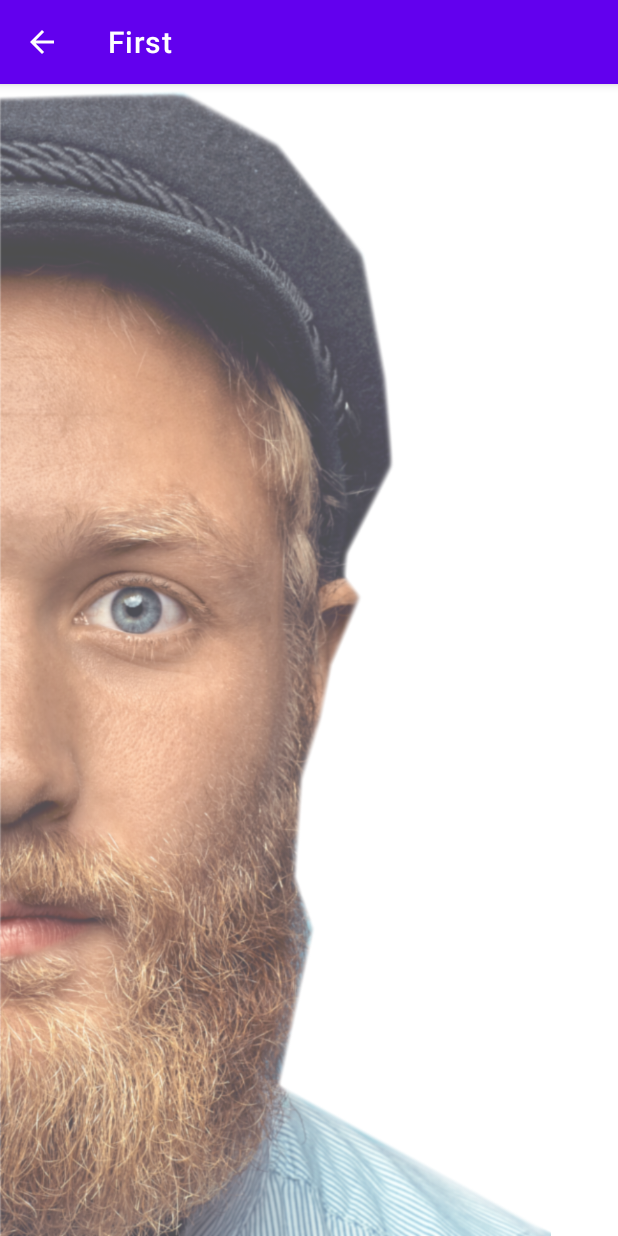
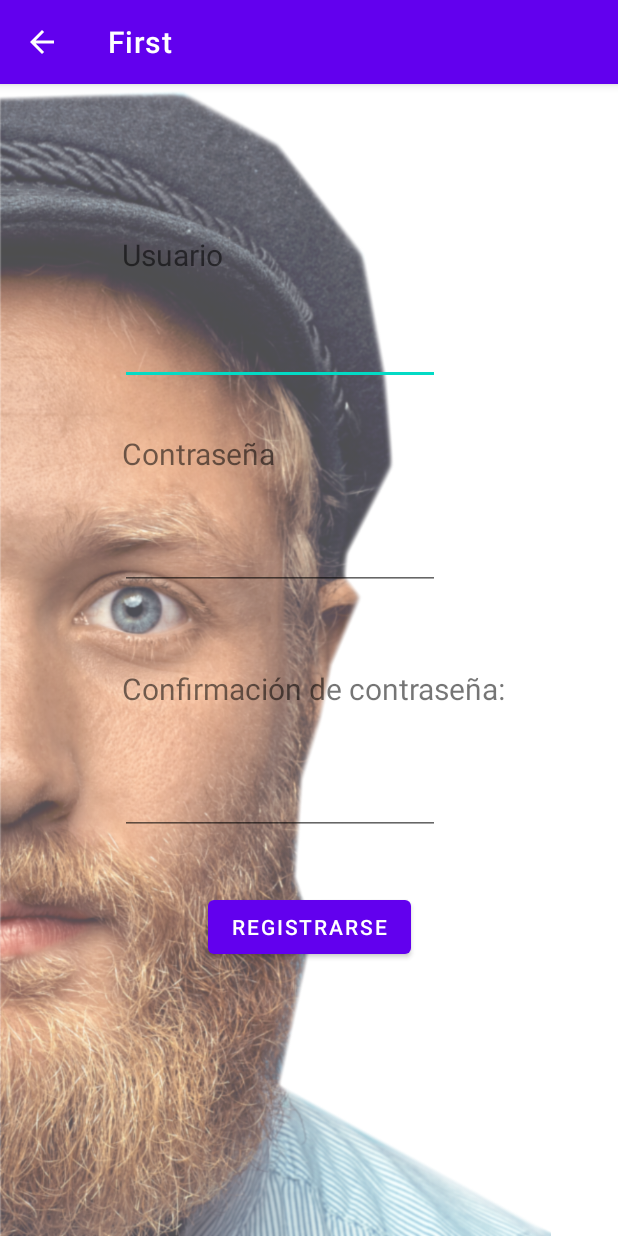
Before and after one commit to Wilson-Camacho/First, an Android app: the SignUP screen opened directly, with no data from a screen before it, on a phone screen of 412 x 824 dp. Run offline under Robolectric (Android 15) with nearby library versions, the phone set to English and light mode, and no system bars.

Commit message:
Aplicacion Definitiva

```diff
--- a/app/build.gradle
+++ b/app/build.gradle
@@ -3,12 +3,12 @@ plugins {
 }
 
 android {
-    compileSdk 31
+    compileSdk 30
 
     defaultConfig {
         applicationId "com.Wilson.first"
         minSdk 21
-        targetSdk 31
+        targetSdk 30
         versionCode 1
         versionName "1.0"
 
--- a/app/src/main/java/com/Wilson/first/MainActivity.java
+++ b/app/src/main/java/com/Wilson/first/MainActivity.java
@@ -34,9 +34,7 @@ public class MainActivity extends AppCompatActivity {
 
 
         swipe = (SwipeRefreshLayout) findViewById(R.id.refresh);
-
         swipe.setOnRefreshListener(nOnRefresListener);
-
         sitioWeb = (WebView) findViewById(R.id.sitioWeb);
 
         sitioWeb.getSettings().setBuiltInZoomControls(true);
--- a/app/src/main/java/com/Wilson/first/SignUP.java
+++ b/app/src/main/java/com/Wilson/first/SignUP.java
@@ -4,23 +4,54 @@ import android.content.Intent;
 import android.os.Bundle;
 import android.view.View;
 import android.widget.Button;
-import android.widget.Toolbar;
+import android.widget.EditText;
+import android.widget.TextView;
+import android.widget.Toast;
 
-import androidx.annotation.Nullable;
-import androidx.appcompat.app.ActionBar;
+
 import androidx.appcompat.app.AppCompatActivity;
 
 public class SignUP extends AppCompatActivity {
+    public EditText user, pass, confPass;
+    public Button login;
 
     @Override
         protected void onCreate(Bundle savedInstanceState) {
             super.onCreate(savedInstanceState);
             setContentView(R.layout.signup);
+
+            user = (EditText) findViewById(R.id.usuario);
+            pass = (EditText) findViewById(R.id.contraseña);
+            confPass = (EditText) findViewById(R.id.confirmarPass);
+            login = (Button) findViewById(R.id.logear);
+
         }
 
-        public void onClick(View v){
+        /*public void onClick(View v){
         Intent intent = new Intent(SignUP.this, LoginActivity.class);
         startActivity(intent);
+       } */
 
-    }
+        public void logear(View v){
+            String valor1 = pass.getText().toString();
+            String valor2 = confPass.getText().toString();
+            String userOtro = user.getText().toString();
+
+            if(valor1.equals(valor2)){
+
+                Intent intent = new Intent(SignUP.this, LoginActivity.class);
+                intent.putExtra("usuario", userOtro);
+                intent.putExtra("contraseña", valor2);
+                startActivity(intent);
+
+            }else{
+                Toast toast = Toast.makeText(getApplicationContext(), "Contraseñas no coinciden.", Toast.LENGTH_LONG);
+                toast.show();
+            }
+
+        }
+
+
+
+
 }
--- a/app/src/main/res/anim/anim.xml
+++ b/app/src/main/res/anim/anim.xml
@@ -1,8 +1,11 @@
 <?xml version="1.0" encoding="utf-8"?>
 <set xmlns:android="http://schemas.android.com/apk/res/android"
-    android:fillAfter="true">
+    android:fillAfter="true"
+    android:interpolator="@android:anim/bounce_interpolator">
 
     <scale xmlns:android="http://schemas.android.com/apk/res/android"
+
+
         android:duration="1500"
         android:fromXScale="5"
         android:fromYScale="5"
--- a/app/src/main/res/layout/signup.xml
+++ b/app/src/main/res/layout/signup.xml
@@ -1,5 +1,6 @@
 <?xml version="1.0" encoding="utf-8"?>
 <androidx.constraintlayout.widget.ConstraintLayout xmlns:android="http://schemas.android.com/apk/res/android"
+    xmlns:app="http://schemas.android.com/apk/res-auto"
     xmlns:tools="http://schemas.android.com/tools"
     android:layout_width="match_parent"
     android:layout_height="match_parent"
@@ -14,7 +15,91 @@
         android:scaleType="fitStart"
         android:src="@drawable/hipman"
         android:alpha="0.7"
-        android:onClick="onClick"/>
+        />
+
+    <TextView
+        android:id="@+id/textView1"
+        android:layout_width="211dp"
+        android:layout_height="31dp"
+        android:layout_marginTop="100dp"
+        android:text="Usuario"
+        android:textSize="20dp"
+        app:layout_constraintEnd_toEndOf="parent"
+        app:layout_constraintHorizontal_bias="0.405"
+        app:layout_constraintStart_toStartOf="parent"
+        app:layout_constraintTop_toTopOf="parent" />
+
+    <EditText
+        android:id="@+id/usuario"
+        android:layout_width="wrap_content"
+        android:layout_height="wrap_content"
+        android:layout_marginTop="24dp"
+        android:ems="10"
+        app:layout_constraintEnd_toEndOf="parent"
+        app:layout_constraintHorizontal_bias="0.402"
+        app:layout_constraintStart_toStartOf="parent"
+        app:layout_constraintTop_toBottomOf="@+id/textView1" />
+
+    <EditText
+        android:id="@+id/contraseña"
+        android:layout_width="wrap_content"
+        android:layout_height="wrap_content"
+        android:layout_marginTop="32dp"
+        android:ems="10"
+        android:inputType="textPassword"
+        app:layout_constraintEnd_toEndOf="parent"
+        app:layout_constraintHorizontal_bias="0.402"
+        app:layout_constraintStart_toStartOf="parent"
+        app:layout_constraintTop_toBottomOf="@+id/textView2"
+        />
+
+    <EditText
+        android:id="@+id/confirmarPass"
+        android:layout_width="wrap_content"
+        android:layout_height="wrap_content"
+        android:layout_marginTop="28dp"
+        android:ems="10"
+        android:inputType="textPassword"
+        app:layout_constraintEnd_toEndOf="parent"
+        app:layout_constraintHorizontal_bias="0.402"
+        app:layout_constraintStart_toStartOf="parent"
+        app:layout_constraintTop_toBottomOf="@+id/textView3"
+        />
+
+    <TextView
+        android:id="@+id/textView2"
+        android:layout_width="wrap_content"
+        android:layout_height="wrap_content"
+        android:layout_marginTop="32dp"
+        android:text="Contraseña"
+        android:textSize="20dp"
+        app:layout_constraintEnd_toEndOf="parent"
+        app:layout_constraintHorizontal_bias="0.262"
+        app:layout_constraintStart_toStartOf="parent"
+        app:layout_constraintTop_toBottomOf="@+id/usuario" />
+
+    <TextView
+        android:id="@+id/textView3"
+        android:layout_width="264dp"
+        android:layout_height="38dp"
+        android:layout_marginTop="52dp"
+        android:text="Confirmación de contraseña: "
+        android:textSize="20dp"
+        app:layout_constraintEnd_toEndOf="parent"
+        app:layout_constraintHorizontal_bias="0.551"
+        app:layout_constraintStart_toStartOf="parent"
+        app:layout_constraintTop_toBottomOf="@+id/contraseña" />
+
+    <Button
+        android:id="@+id/logear"
+        android:layout_width="wrap_content"
+        android:layout_height="wrap_content"
+        android:layout_marginTop="37dp"
+        android:onClick="logear"
+        android:text="Registrarse"
+        app:layout_constraintEnd_toEndOf="parent"
+        app:layout_constraintStart_toStartOf="parent"
+        app:layout_constraintTop_toBottomOf="@+id/confirmarPass" />
 
 
 </androidx.constraintlayout.widget.ConstraintLayout>
--- a/app/src/main/res/values/colors.xml
+++ b/app/src/main/res/values/colors.xml
@@ -12,7 +12,7 @@
     <color name="cajitas">#90FFFFFF</color>
 
     <color name="acaba">#FF6FB98F</color>
-    <color name="centro">#FF2C7873</color>
+    <color name="centro">#FF2C7873</color>.
     <color name="empieza">#FF021C1E</color>
 
 </resources>
```
Also changed, not shown: app/src/main/AndroidManifest.xml (+12 -2 lines), app/src/main/java/com/Wilson/first/Bienvenida.java (added, +12 -0 lines), app/src/main/java/com/Wilson/first/LoginActivity.java (+18 -9 lines), app/src/main/res/drawable/coronita_foreground.xml (+3 -1 lines), app/src/main/res/layout/alerta_personalizada.xml (added, +34 -0 lines), app/src/main/res/layout/bienvenida.xml (added, +24 -0 lines), app/src/main/res/layout/login_activity_main.xml (+10 -18 lines), app/src/main/res/layout/splash.xml (+5 -5 lines), 2 other files.
